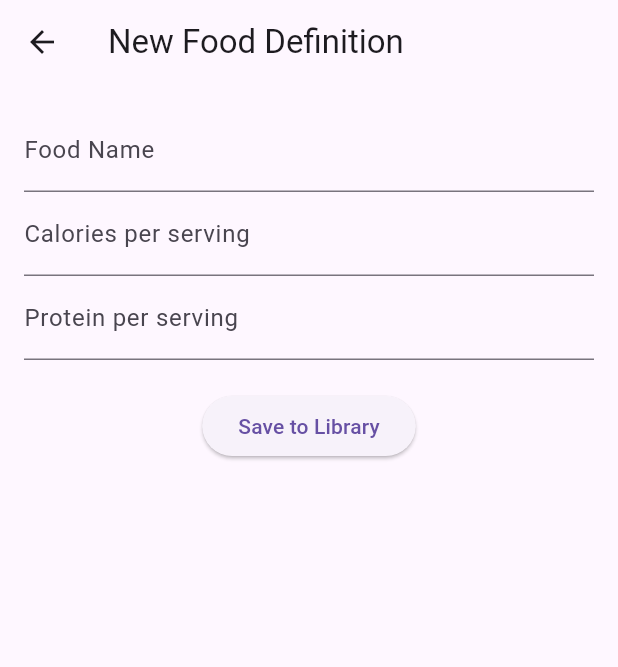
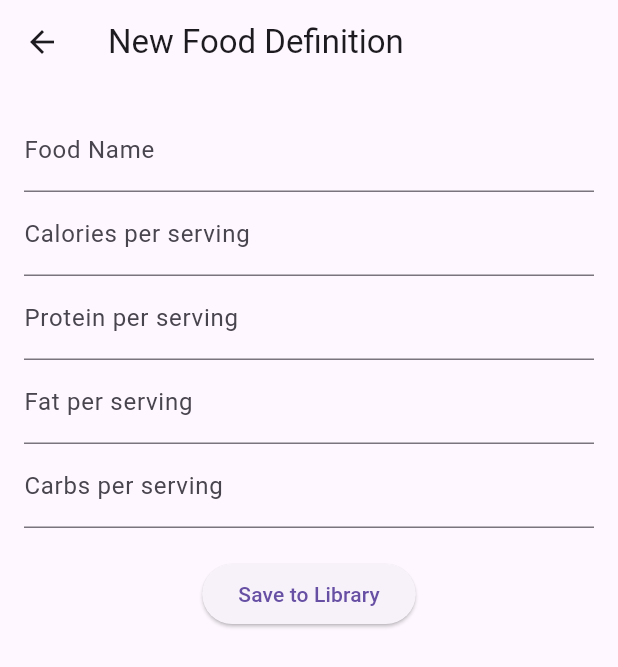
Before and after one commit to LoreleiP54/Daily-Food-Tracker, a Flutter app: the screen it shows after launch, after a tap on "New Food Info", on a phone screen of 412 x 824 dp. Shown: the top 667 px of the screen. Run offline on Flutter 3.47's test engine with Material 3 defaults, Android fonts, the phone set to English and light mode, and no system bars; our stand-ins replace shared_preferences.

Commit message:
Added fat and carbs to app

```diff
--- a/lib/models/food_item.dart
+++ b/lib/models/food_item.dart
@@ -2,19 +2,27 @@ class FoodItem {
   final String id;
   final String name;
   final double calories;
-  final double protein;  // tentative limited nutrition info, ideally would be all posssible information but could easily be overkill
+  final double protein;
+  final double fat;
+  final double carbs;
   double servings;
   double totalCalories;
   double totalProtein;
+  double totalFat;
+  double totalCarbs;
 
   FoodItem({
     required this.id,
     required this.name,
     required this.calories,
     required this.protein,
+    required this.fat,
+    required this.carbs,
     this.servings = 1.0,
     this.totalCalories = 0,
     this.totalProtein = 0,
+    this.totalFat = 0,
+    this.totalCarbs = 0,
   });
 
   Map<String, dynamic> toMap() {
@@ -23,6 +31,8 @@ class FoodItem {
       'name': name,
       'calories': calories,
       'protein': protein,
+      'fat': fat,
+      'carbs': carbs,
       'servings': servings,
     };
   }
@@ -33,6 +43,8 @@ class FoodItem {
       name: map['name'],
       calories: map['calories'],
       protein: map['protein'],
+      fat: map['fat'],
+      carbs: map['carbs'],
       servings: map['servings'],
     );
   }
--- a/lib/providers/nutrition_provider.dart
+++ b/lib/providers/nutrition_provider.dart
@@ -18,7 +18,10 @@ class NutritionProvider with ChangeNotifier {
       _dailyLog.fold(0, (sum, item) => sum + (item.calories * item.servings));
   double get totalDailyProtein =>
       _dailyLog.fold(0, (sum, item) => sum + (item.protein * item.servings));
-
+  double get totalDailyFat =>
+      _dailyLog.fold(0, (sum, item) => sum + (item.fat * item.servings));
+  double get totalDailyCarbs =>
+      _dailyLog.fold(0, (sum, item) => sum + (item.carbs * item.servings));
   Future<void> _saveToDisk() async {
     final prefs = await SharedPreferences.getInstance();
     final logData = json.encode(_dailyLog.map((item) => item.toMap()).toList());
@@ -64,6 +67,8 @@ class NutritionProvider with ChangeNotifier {
       name: food.name,
       calories: food.calories,
       protein: food.protein,
+      fat: food.fat,
+      carbs: food.carbs,
       servings: newServings,
     );
     _dailyLog.add(logEntry);
@@ -71,12 +76,20 @@ class NutritionProvider with ChangeNotifier {
     notifyListeners();
   }
 
-  void addFoodToLibrary(String name, double calories, double protein) {
+  void addFoodToLibrary(
+    String name,
+    double calories,
+    double protein,
+    double fat,
+    double carbs,
+  ) {
     final newItem = FoodItem(
       id: DateTime.now().toString(),
       name: name,
       calories: calories,
       protein: protein,
+      fat: 0,
+      carbs: 0,
       servings: 1.0,
     );
     _savedFoods.add(newItem);
@@ -90,6 +103,8 @@ class NutritionProvider with ChangeNotifier {
       name: baseFood.name,
       calories: baseFood.calories,
       protein: baseFood.protein,
+      fat: baseFood.fat,
+      carbs: baseFood.carbs,
       servings: servings,
     );
     _dailyLog.add(logEntry);
@@ -123,6 +138,8 @@ class NutritionProvider with ChangeNotifier {
     String name,
     double calories,
     double protein,
+    double fat,
+    double carbs,
   ) {
     final index = _savedFoods.indexWhere((item) => item.id == id);
     if (index != -1) {
@@ -131,6 +148,8 @@ class NutritionProvider with ChangeNotifier {
         name: name,
         calories: calories,
         protein: protein,
+        fat: fat,
+        carbs: carbs,
         servings: _savedFoods[index].servings,
       );
       _saveToDisk();
--- a/lib/screens/add_new_food.dart
+++ b/lib/screens/add_new_food.dart
@@ -13,12 +13,16 @@ class _AddFoodScreenState extends State<AddFoodScreen> {
   final _nameController = TextEditingController();
   final _calController = TextEditingController();
   final _proController = TextEditingController();
+  final _fatController = TextEditingController();
+  final _carbController = TextEditingController();
 
   @override
   void dispose() {
     _nameController.dispose();
     _calController.dispose();
     _proController.dispose();
+    _fatController.dispose();
+    _carbController.dispose();
     super.dispose();
   }
 
@@ -48,18 +52,34 @@ class _AddFoodScreenState extends State<AddFoodScreen> {
               ),
               keyboardType: TextInputType.number,
             ),
+            TextField(
+              controller: _fatController,
+              decoration: const InputDecoration(labelText: 'Fat per serving'),
+              keyboardType: TextInputType.number,
+            ),
+            TextField(
+              controller: _carbController,
+              decoration: const InputDecoration(labelText: 'Carbs per serving'),
+              keyboardType: TextInputType.number,
+            ),
             const SizedBox(height: 20),
             ElevatedButton(
               onPressed: () {
                 final name = _nameController.text.trim();
                 final calories = double.tryParse(_calController.text);
                 final protein = double.tryParse(_proController.text);
+                final fat = double.tryParse(_fatController.text);
+                final carbs = double.tryParse(_carbController.text);
 
-                if (name.isEmpty || calories == null || protein == null) {
+                if (name.isEmpty ||
+                    calories == null ||
+                    protein == null ||
+                    fat == null ||
+                    carbs == null) {
                   ScaffoldMessenger.of(context).showSnackBar(
                     const SnackBar(
                       content: Text(
-                        'Please enter a valid name, calories, and protein.',
+                        'Please enter a valid name, calories, protein, fat, and carbs.',
                       ),
                     ),
                   );
@@ -69,7 +89,7 @@ class _AddFoodScreenState extends State<AddFoodScreen> {
                 Provider.of<NutritionProvider>(
                   context,
                   listen: false,
-                ).addFoodToLibrary(name, calories, protein);
+                ).addFoodToLibrary(name, calories, protein, fat, carbs);
                 Navigator.pop(context);
               },
               child: const Text('Save to Library'),
--- a/lib/screens/app_shell.dart
+++ b/lib/screens/app_shell.dart
@@ -198,6 +198,40 @@ class AppShell extends StatelessWidget {
                 ),
               ],
             ),
+            Container(width: 1, height: 40, color: Colors.grey[300]),
+            Column(
+              children: [
+                const Text(
+                  'Daily Fat (g)',
+                  style: TextStyle(color: Colors.grey),
+                ),
+                Text(
+                  nutrition.totalDailyFat.toStringAsFixed(0),
+                  style: const TextStyle(
+                    fontSize: 28,
+                    fontWeight: FontWeight.bold,
+                    color: Colors.black,
+                  ),
+                ),
+              ],
+            ),
+            Container(width: 1, height: 40, color: Colors.grey[300]),
+            Column(
+              children: [
+                const Text(
+                  'Daily Carbs (g)',
+                  style: TextStyle(color: Colors.grey),
+                ),
+                Text(
+                  nutrition.totalDailyCarbs.toStringAsFixed(0),
+                  style: const TextStyle(
+                    fontSize: 28,
+                    fontWeight: FontWeight.bold,
+                    color: Colors.black,
+                  ),
+                ),
+              ],
+            ),
           ],
         ),
       ),
--- a/lib/screens/log_intake_screen.dart
+++ b/lib/screens/log_intake_screen.dart
@@ -20,7 +20,9 @@ class LogIntakeScreen extends StatelessWidget {
           crossAxisAlignment: CrossAxisAlignment.start,
           children: [
             Text('${food.calories.toStringAsFixed(0)} Cal per serving'),
-            Text('${food.protein.toStringAsFixed(0)} g of protein per serving'),
+            Text('${food.protein.toStringAsFixed(1)}g protein '),
+            Text('${food.fat.toStringAsFixed(1)}g fat '),
+            Text('${food.carbs.toStringAsFixed(1)}g carbs '),
             const SizedBox(height: 15),
             TextField(
               controller: servingsController,
@@ -64,11 +66,14 @@ class LogIntakeScreen extends StatelessWidget {
     final nameController = TextEditingController(text: food.name);
     final calController = TextEditingController(text: food.calories.toString());
     final proController = TextEditingController(text: food.protein.toString());
+    final fatController = TextEditingController(text: food.fat.toString());
+    final carbController = TextEditingController(text: food.carbs.toString());
     showDialog(
       context: context,
       builder: (buildContext) => AlertDialog(
         title: const Text('Edit Food'),
-        content: Column(
+        content: SingleChildScrollView(
+          child: Column(
             mainAxisSize: MainAxisSize.min,
             children: [
               TextField(
@@ -89,7 +94,22 @@ class LogIntakeScreen extends StatelessWidget {
                   labelText: 'Protein per serving (g)',
                 ),
               ),
+              TextField(
+                controller: fatController,
+                keyboardType: TextInputType.number,
+                decoration: const InputDecoration(
+                  labelText: 'Fat per serving (g)',
+                ),
+              ),
+              TextField(
+                controller: carbController,
+                keyboardType: TextInputType.number,
+                decoration: const InputDecoration(
+                  labelText: 'Carbs per serving (g)',
+                ),
+              ),
             ],
+          ),
         ),
         actions: [
           TextButton(
@@ -101,11 +121,24 @@ class LogIntakeScreen extends StatelessWidget {
               final name = nameController.text.trim();
               final calories = double.tryParse(calController.text);
               final protein = double.tryParse(proController.text);
-              if (name.isNotEmpty && calories != null && protein != null) {
+              final fat = double.tryParse(fatController.text);
+              final carbs = double.tryParse(carbController.text);
+              if (name.isNotEmpty &&
+                  calories != null &&
+                  protein != null &&
+                  fat != null &&
+                  carbs != null) {
                 Provider.of<NutritionProvider>(
                   context,
                   listen: false,
-                ).updateFoodInLibrary(food.id, name, calories, protein);
+                ).updateFoodInLibrary(
+                  food.id,
+                  name,
+                  calories,
+                  protein,
+                  fat,
+                  carbs,
+                );
               }
               Navigator.pop(buildContext);
             },
@@ -117,6 +150,8 @@ class LogIntakeScreen extends StatelessWidget {
       nameController.dispose();
       calController.dispose();
       proController.dispose();
+      fatController.dispose();
+      carbController.dispose();
     });
   }
 
@@ -192,7 +227,7 @@ class LogIntakeScreen extends StatelessWidget {
                     style: const TextStyle(fontWeight: FontWeight.bold),
                   ),
                   subtitle: Text(
-                    '${food.calories.toStringAsFixed(0)} Cal | ${food.protein}g Protein',
+                    '${food.calories.toStringAsFixed(0)} Cal | ${food.protein}g Protein | ${food.fat}g Fat | ${food.carbs}g Carbs',
                   ),
                   onTap: () => _showServingsDialog(context, food),
                   trailing: PopupMenuButton<String>(
```
Lines whose indentation alone changed are shown as unchanged.
